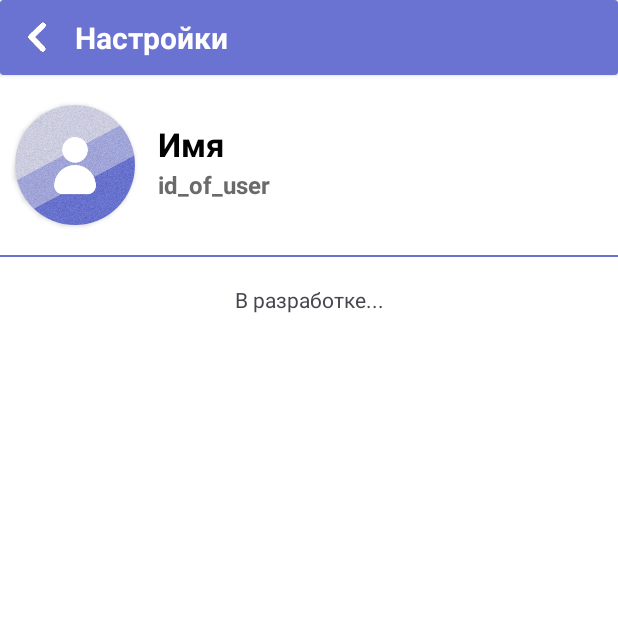
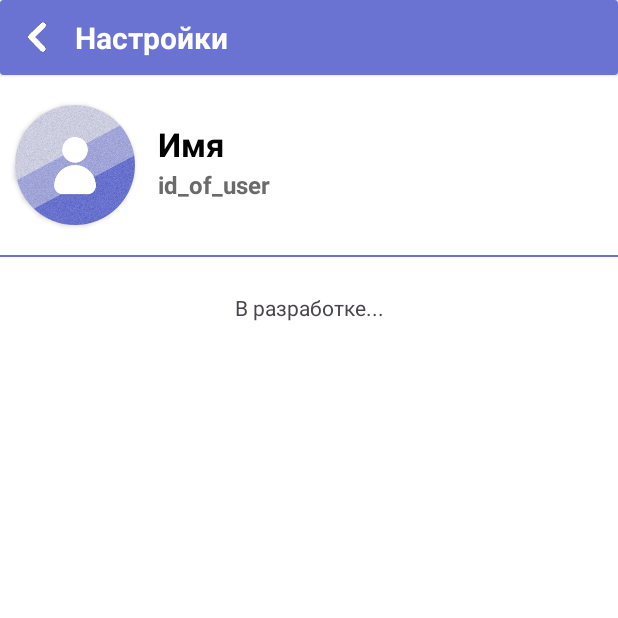
Before and after one commit to Maxuttta/Link-Rus-OFFICIAL, an Android app: the Settings screen opened directly, with no data from a screen before it, on a phone screen of 412 x 824 dp, the top half of it. Run offline under Robolectric (Android 15) with nearby library versions, the light colour scheme and no system bars.

Commit message:
Link - 1.0.3

```diff
--- a/app/src/main/res/layout/activity_settings.xml
+++ b/app/src/main/res/layout/activity_settings.xml
@@ -134,7 +134,7 @@
             <androidx.constraintlayout.widget.ConstraintLayout
                 android:layout_width="match_parent"
                 android:layout_height="50dp"
-                android:layout_marginTop="20dp">
+                android:layout_marginTop="25dp">
 
                 <TextView
                     android:layout_width="wrap_content"
```
